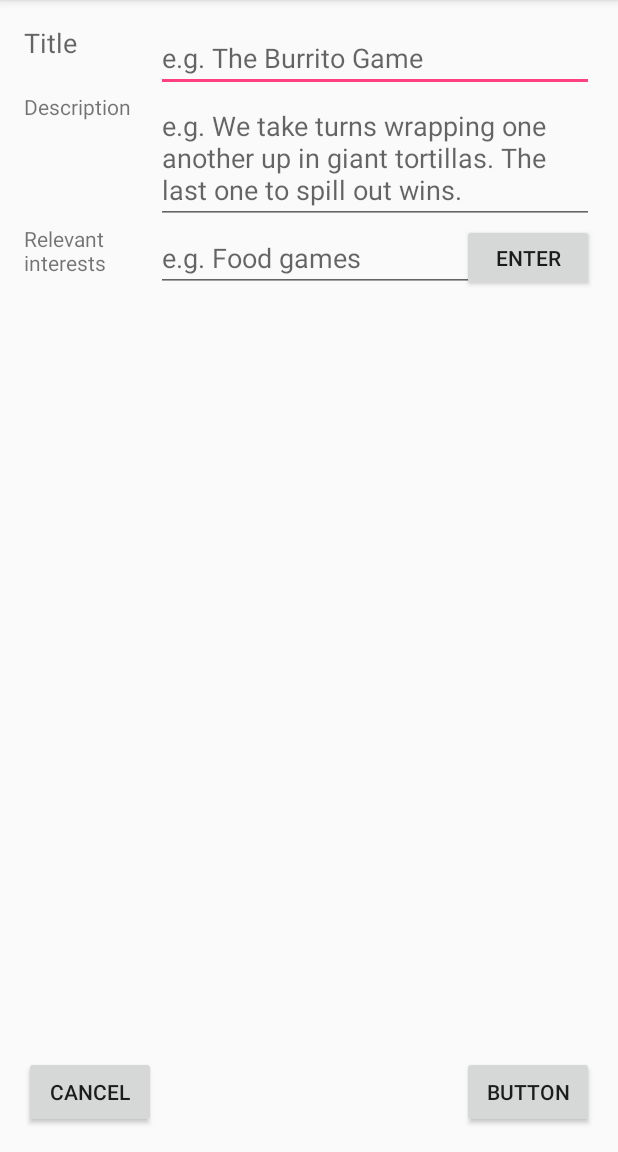
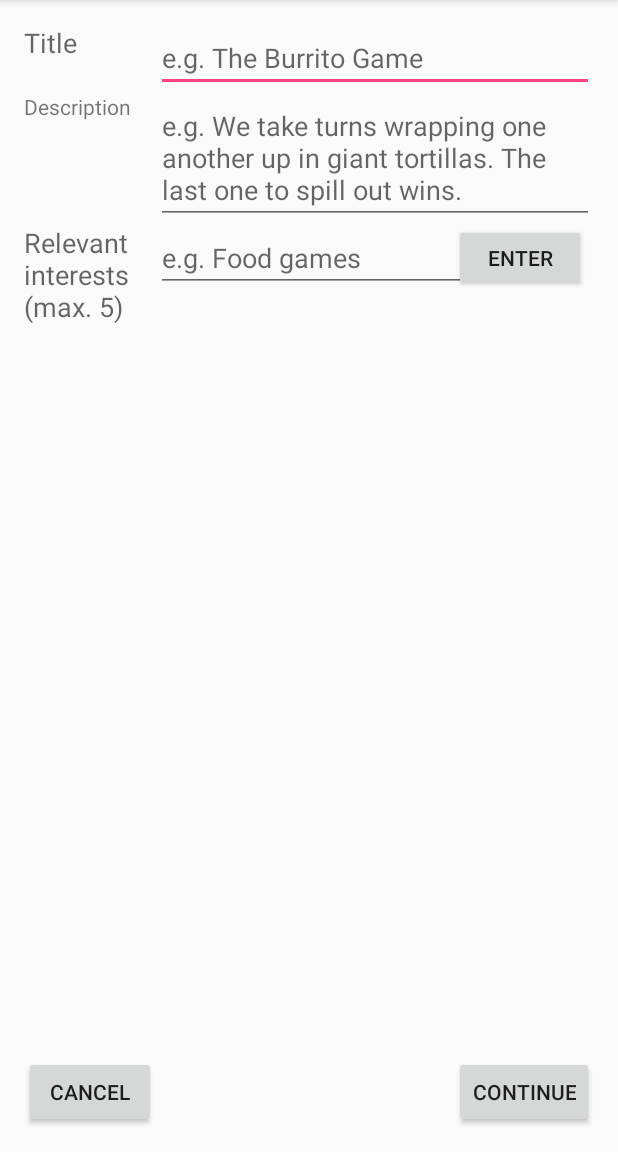
Before and after one commit to coledeisseroth/HiFive, an Android app: the screen it shows after launch (CreateProject), after a tap on "START A PROJECT", on a phone screen of 412 x 824 dp, the part 84-1236 px from its top. Run offline under Robolectric (Android 15) with nearby library versions, the phone set to English and light mode, and no system bars.

Commit message:
Functioning create-project screen
The create-project screen is now fully functioning (I think).
Now, you can add up to 5 interests, and all of your data is saved when
you leave the screen.
The only thing it doesn't do is take you to the next screen, which
doesn't even exist yet.

```diff
--- a/app/src/main/java/hifive/hifive/Interests.java
+++ b/app/src/main/java/hifive/hifive/Interests.java
@@ -53,6 +53,7 @@ public class Interests extends AppCompatActivity {
         if(numInterests() > 6){return;}
         EditText editText = (EditText) findViewById(R.id.interest_input);
         String newInterest = editText.getText().toString();
+        if(newInterest.length() < 1){return;}
         ((MyApplication) this.getApplication()).addInterest(newInterest);
         syncInterests();
     }
--- a/app/src/main/java/hifive/hifive/MyApplication.java
+++ b/app/src/main/java/hifive/hifive/MyApplication.java
@@ -22,4 +22,10 @@ public class MyApplication extends Application {
     public ArrayList<String> getProjectInterests(){ return projectInterests;}
     public void addProjectInterest(String newInterest) {projectInterests.add(newInterest);}
     public void removeProjectInterest(int index) { projectInterests.remove(index);}
+    private String projectTitle = "";
+    public String getProjectTitle(){return projectTitle;}
+    public void setProjectTitle(String newTitle){projectTitle = newTitle;}
+    private String projectDescription = "";
+    public String getProjectDescription(){return projectDescription;}
+    public void setProjectDescription(String newDescription){projectDescription = newDescription;}
 }
--- a/app/src/main/res/layout/activity_create_project.xml
+++ b/app/src/main/res/layout/activity_create_project.xml
@@ -70,11 +70,12 @@
         android:layout_below="@+id/desription_label"
         android:layout_alignParentStart="true"
         android:id="@+id/project_interests_label"
-        android:layout_alignBottom="@+id/project_interest_input"
-        android:layout_toStartOf="@+id/description_input" />
+        android:layout_toStartOf="@+id/description_input"
+        android:layout_above="@+id/project_interest_1"
+        android:textAppearance="@android:style/TextAppearance.Material.Medium" />
 
     <Button
-        android:text="Button"
+        android:text="@string/confirm_start_project_button_label"
         android:layout_width="wrap_content"
         android:layout_height="wrap_content"
         android:layout_alignParentBottom="true"
@@ -89,7 +90,8 @@
         android:layout_toEndOf="@+id/project_interest_input"
         android:id="@+id/submit_project_interest_button"
         android:layout_alignBottom="@+id/project_interest_input"
-        android:layout_alignStart="@+id/continue_button" />
+        android:layout_alignStart="@+id/continue_button"
+        android:onClick="addProjectInterest"/>
 
     <EditText
         android:layout_width="wrap_content"
@@ -107,7 +109,8 @@
         android:layout_height="wrap_content"
         android:layout_below="@+id/submit_project_interest_button"
         android:layout_alignStart="@+id/submit_project_interest_button"
-        android:id="@+id/remove_project_interest_button_0" />
+        android:id="@+id/remove_project_interest_button_0"
+        android:onClick="removeProjectInterest0"/>
 
     <Button
         android:text="@string/remove_interest_button_label"
@@ -115,7 +118,8 @@
         android:layout_height="wrap_content"
         android:id="@+id/remove_project_interest_button_1"
         android:layout_below="@+id/remove_project_interest_button_0"
-        android:layout_alignParentEnd="true" />
+        android:layout_alignParentEnd="true"
+        android:onClick="removeProjectInterest1"/>
 
     <Button
         android:text="@string/remove_interest_button_label"
@@ -123,7 +127,8 @@
         android:layout_height="wrap_content"
         android:layout_below="@+id/remove_project_interest_button_1"
         android:layout_alignStart="@+id/remove_project_interest_button_1"
-        android:id="@+id/remove_project_interest_button_2" />
+        android:id="@+id/remove_project_interest_button_2"
+        android:onClick="removeProjectInterest2"/>
 
     <Button
         android:text="@string/remove_interest_button_label"
@@ -131,7 +136,8 @@
         android:layout_height="wrap_content"
         android:layout_below="@+id/remove_project_interest_button_2"
         android:layout_alignStart="@+id/remove_project_interest_button_2"
-        android:id="@+id/remove_project_interest_button_3" />
+        android:id="@+id/remove_project_interest_button_3"
+        android:onClick="removeProjectInterest3"/>
 
     <Button
         android:text="@string/remove_interest_button_label"
@@ -139,7 +145,8 @@
         android:layout_height="wrap_content"
         android:id="@+id/remove_project_interest_button_4"
         android:layout_below="@+id/remove_project_interest_button_3"
-        android:layout_alignParentEnd="true" />
+        android:layout_alignParentEnd="true"
+        android:onClick="removeProjectInterest4"/>
 
     <TextView
         android:text="TextView"
--- a/app/src/main/res/values/strings.xml
+++ b/app/src/main/res/values/strings.xml
@@ -3,11 +3,12 @@
     <string name="start_project_button_label">Start a project</string>
     <string name="find_project_button_label">Find a project</string>
     <string name="cancel_start_project_button_label">Cancel</string>
+    <string name="confirm_start_project_button_label">Continue</string>
     <string name="project_title_label">Title</string>
     <string name="project_title_hint">e.g. The Burrito Game</string>
     <string name="project_description_label">Description</string>
     <string name="project_description_hint">e.g. We take turns wrapping one another up in giant tortillas. The last one to spill out wins.</string>
-    <string name="project_interest_label">Relevant interests</string>
+    <string name="project_interest_label">Relevant interests (max. 5)</string>
     <string name="project_interest_hint">e.g. Food games</string>
     <string name="profile_button_label">Profile</string>
     <string name="add_interest_button_label">Enter</string>
```
Also changed, not shown: app/src/main/java/hifive/hifive/CreateProject.java (+28 -6 lines).
